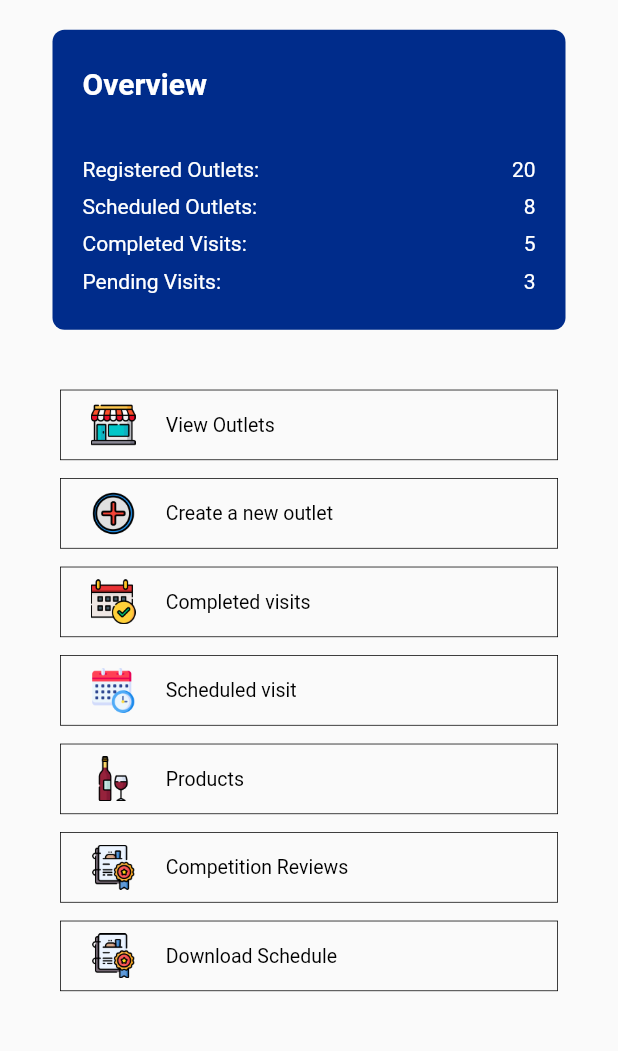
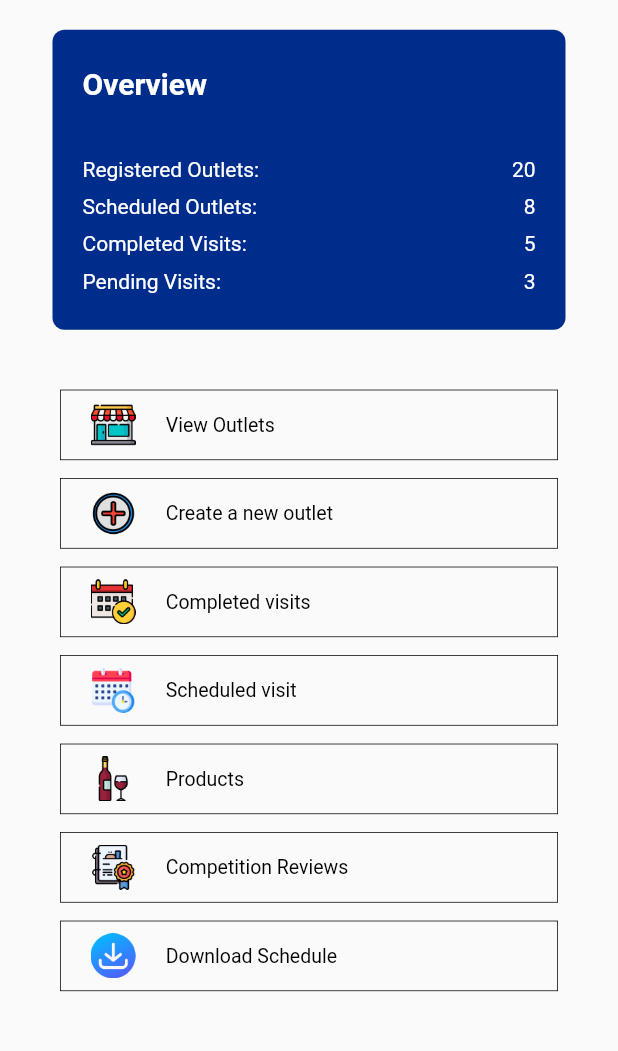
Before and after one commit to ObiVictorChibuike/Dexter_customer, a Flutter app: the HomePage screen opened directly, on a phone screen of 412 x 824 dp, the part 95-1146 px from its top. Run offline on Flutter 3.47's test engine with Material 2 defaults, Android fonts, the phone set to English and light mode, and no system bars; our stand-ins replace dropdown_textfield, lottie; Roboto replaces fonts that are missing (neueplak).

Commit message:
Working on form

```diff
--- a/lib/features/home/widgets/app_actions.dart
+++ b/lib/features/home/widgets/app_actions.dart
@@ -42,7 +42,7 @@ class AppActions extends StatelessWidget {
             label: "Competition Reviews",
           ),
           const AppAction(
-            image: "competition",
+            image: "download",
             label: "Download Schedule",
           ),
         ],
```
Also changed, not shown: assets/images/download.png (added).
